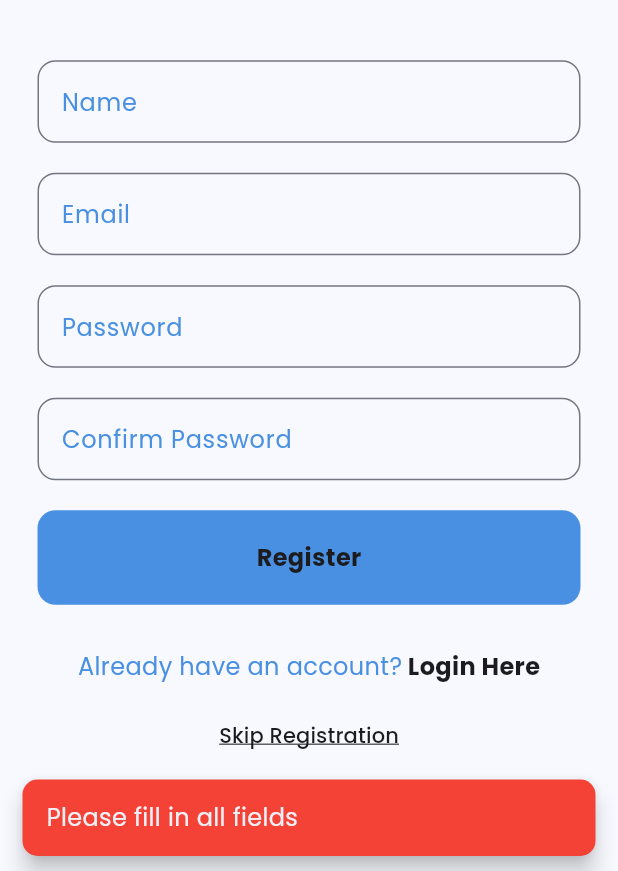
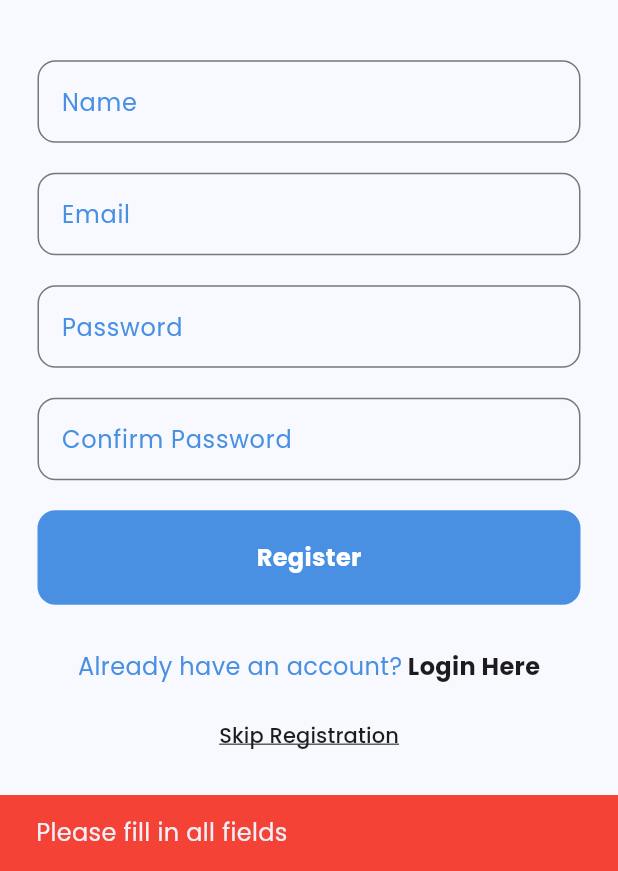
Before and after one commit to Subhranil2004/instruo-app, a Flutter app: the RegisterPage screen opened directly with empty values, after a tap on "Register", on a phone screen of 412 x 824 dp, the part 365-1236 px from its top. Run offline on Flutter 3.47's test engine with Material 3 defaults, Android fonts, the phone set to English and light mode, and no system bars; our stand-ins replace cloud_firestore, firebase_auth, firebase_core, google_fonts, permission_handler; accounts and stored records are empty.

Commit message:
[FIX]: User registration and message display

```diff
--- a/lib/helper/helper_functions.dart
+++ b/lib/helper/helper_functions.dart
@@ -5,15 +5,15 @@ import '../auth/auth.dart';
 import '../screens/profile_page.dart';
 
 // Function to display a message to the user
-void displayMessageToUser(String message, BuildContext context, {bool isError = true}) {
+void displayMessageToUser(String message, BuildContext context, {bool isError = true, int durationSeconds = 2}) {
   ScaffoldMessenger.of(context).showSnackBar(
     SnackBar(
       content: Text(message),
-      behavior: SnackBarBehavior.floating,
+      // behavior: SnackBarBehavior.floating,
       // margin: const EdgeInsets.only(top: 0, left: 20, right: 20),
-      backgroundColor: isError ? Colors.red : Colors.green,
-      shape: RoundedRectangleBorder(borderRadius: BorderRadius.circular(10)),
-      duration: const Duration(seconds: 2),
+      backgroundColor: isError ? Colors.red : null,
+      // shape: RoundedRectangleBorder(borderRadius: BorderRadius.circular(10)),
+      duration: Duration(seconds: durationSeconds),
     ),
   );
 }
--- a/lib/screens/register_page.dart
+++ b/lib/screens/register_page.dart
@@ -33,7 +33,7 @@ class _RegisterPageState extends State<RegisterPage> {
     }
 
     if (nameController.text.trim().length < 3) {
-      displayMessageToUser('Username must be at least 3 characters long', context);
+      displayMessageToUser('Name must be at least 3 characters long', context);
       return;
     }
 
@@ -96,16 +96,17 @@ class _RegisterPageState extends State<RegisterPage> {
       if (context.mounted) {
         displayMessageToUser(errorMessage, context);
       }
-    } catch (e) {
-      // // Close loading dialog
-      // if (context.mounted) {
-      //   Navigator.pop(context);
-      // }
+    }
+    // catch (e) {
+    //   // // Close loading dialog
+    //   // if (context.mounted) {
+    //   //   Navigator.pop(context);
+    //   // }
 
-      if (context.mounted) {
-        displayMessageToUser('An unexpected error occurred. Please try again.', context);
-      }
-    }
+    //   if (context.mounted) {
+    //     displayMessageToUser('An unexpected error occurred. Please try again.', context);
+    //   }
+    // }
   }
 
   void skipRegister() {
@@ -142,14 +143,13 @@ class _RegisterPageState extends State<RegisterPage> {
             .doc(email) // Use email as the document ID
             .set(userData);
 
-        if (context.mounted) {
-          rootScaffoldMessengerKey.currentState?.showSnackBar(
-            const SnackBar( // TODO: Snackbar isn't showing up after registration
-              content: Text('✅ Registered successfully\nℹ️ Fill profile details before event registration'),
-              duration: Duration(seconds: 6),
-            ),
-          );
-        }
+        rootScaffoldMessengerKey.currentState?.showSnackBar(
+          const SnackBar( // TODO: Snackbar isn't showing up after registration
+            content: Text('✅ Registered successfully\nℹ️ Fill profile details before event registration'),
+            duration: Duration(seconds: 5),
+          ),
+        );
+
       } catch (e) {
         displayMessageToUser('Error creating user document: $e', context);
 
--- a/lib/widgets/my_button.dart
+++ b/lib/widgets/my_button.dart
@@ -19,7 +19,7 @@ class MyButton extends StatelessWidget {
         child: Center(
           child: Text(
             text,
-            style: const TextStyle(fontWeight: FontWeight.bold, fontSize: 16),
+            style: const TextStyle(fontWeight: FontWeight.bold, fontSize: 16, color: Colors.white),
           ),
         ),
       ),
```
